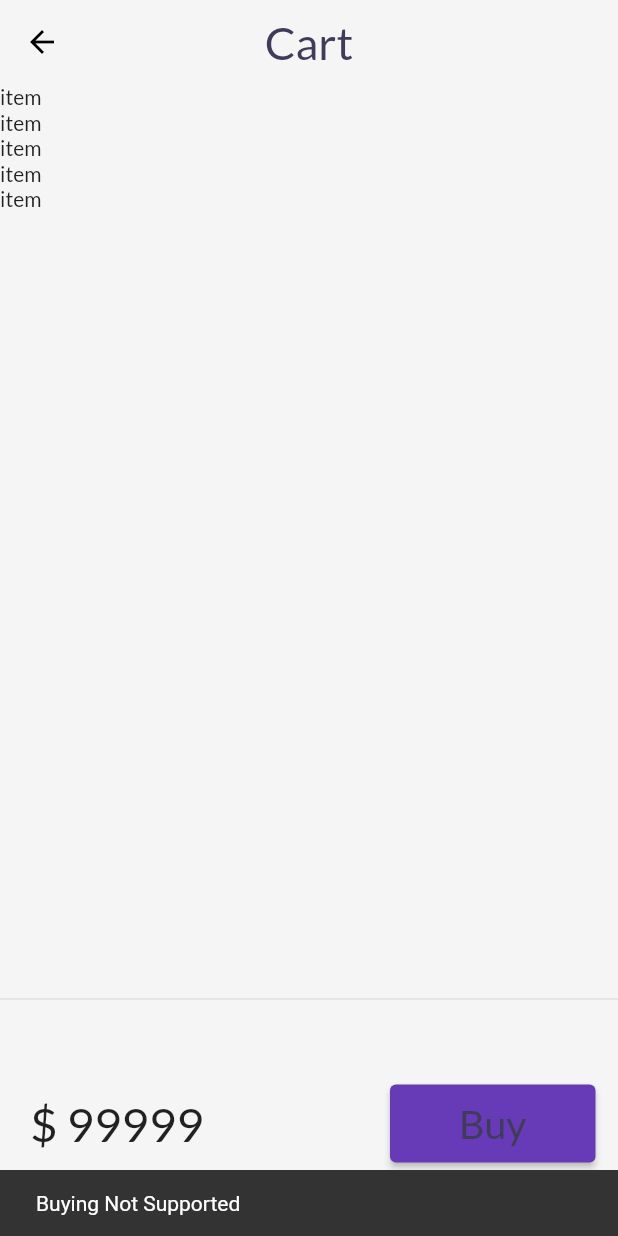
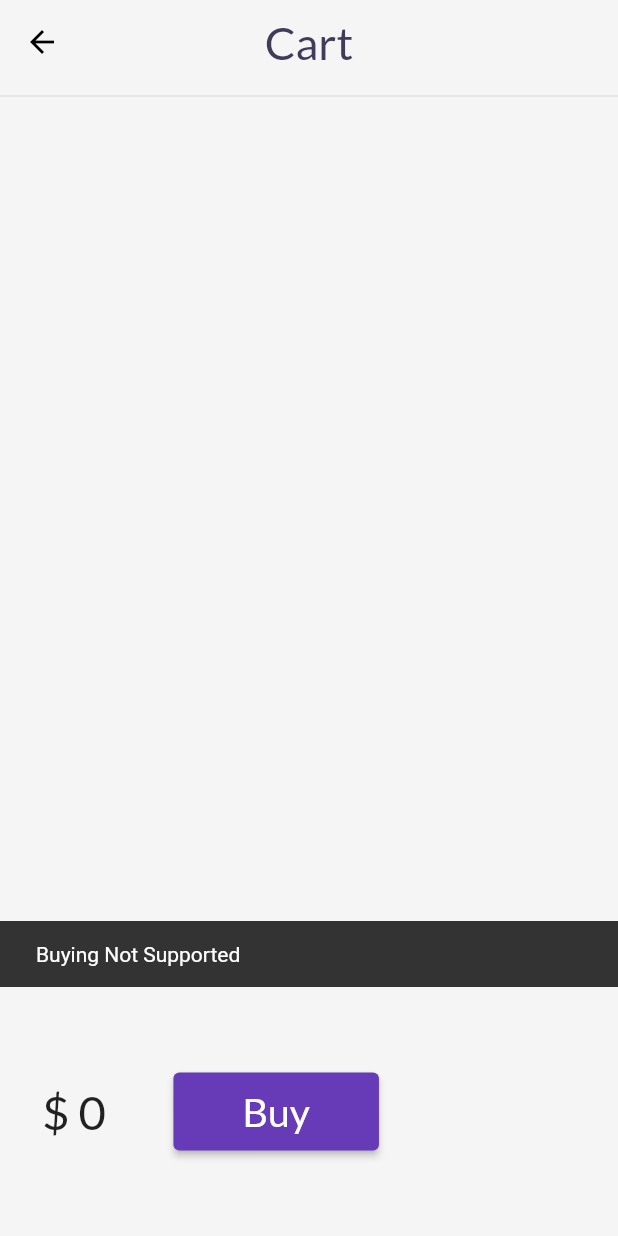
Before and after one commit to girirajsahu2803/OnlinShoppingApp, a Flutter app: the CartPage screen opened by its route, after a tap on "Buy", on a phone screen of 412 x 824 dp. Run offline on Flutter 3.47's test engine with Material 2 defaults, Android fonts, the phone set to English and light mode, and no system bars; drawn by our look-alikes of velocity_x; our stand-ins replace flutter_svg, google_fonts; network calls fail.

Commit message:
day 18 completed

```diff
--- /dev/null
+++ b/lib/core/store.dart
@@ -0,0 +1,17 @@
+import 'package:shopapp/models/cart.dart';
+import 'package:velocity_x/velocity_x.dart';
+import 'package:flutter/material.dart';
+
+import 'package:shopapp/models/catalog.dart';
+
+import 'package:shopapp/pages/cartPage.dart';
+
+class MyStore extends VxStore {
+  CartModel? cart;
+  CatalogModel? catalog;
+  MyStore() {
+    catalog = CatalogModel();
+    cart = CartModel();
+    cart?.catalog = catalog;
+  }
+}
--- a/lib/main.dart
+++ b/lib/main.dart
@@ -1,16 +1,16 @@
 import 'package:flutter/material.dart';
+import 'package:shopapp/core/store.dart';
 import 'package:shopapp/pages/DetailPageScreen.dart';
 import 'package:shopapp/pages/cartPage.dart';
 import 'package:shopapp/pages/homepage.dart';
 import 'package:shopapp/pages/secondScreen.dart';
 import 'package:shopapp/pages/loginpage.dart';
-import 'package:google_fonts/google_fonts.dart';
 import 'package:shopapp/utils/routefile.dart';
 import 'package:shopapp/widgets/themes.dart';
-import 'package:shopapp/pages/DetailPageScreen.dart';
+import 'package:velocity_x/velocity_x.dart';
 
 void main() {
-  runApp(const MyApp());
+  runApp(VxState(store: MyStore(), child: const MyApp()));
 }
 
 class MyApp extends StatelessWidget {
--- a/lib/models/cart.dart
+++ b/lib/models/cart.dart
@@ -1,15 +1,17 @@
 import 'package:flutter/material.dart';
+import 'package:shopapp/core/store.dart';
 
 import 'package:shopapp/models/catalog.dart';
+import 'package:velocity_x/velocity_x.dart';
 
 class CartModel {
   //catalog field
-  CatalogModel _catalog = CatalogModel();
+  CatalogModel? _catalog;
 
   //collection of IDS
-  final List<int> _itemIDS = [];
+  final List<Item?> _itemIDS = [];
   //get catalog
-  CatalogModel get catalog => _catalog;
+  CatalogModel? get catalog => _catalog;
 
   //set catalog
   set catalog(CatalogModel? newCatalog) {
@@ -17,22 +19,42 @@ class CartModel {
   }
 
   //get items in the cart
-  List<Item> get items => _itemIDS.map((id) => _catalog.getByID(id)!).toList();
+  List<Item?> get items => _itemIDS;
+  // _itemIDS.map((id) {
+  //   if (_catalog != null) return _catalog?.getByID(id);
+  // }).toList();
 
   //get total price
-  int getTotalPrice() {
+  int totalPrice() {
     int sum = 0;
+    print(items.length);
     for (var k in items) {
-      sum += k!.price!.toInt();
+      print(k?.price);
+    }
+    for (var k in items) {
+      sum += k?.price ?? 0;
     }
     return sum;
   }
+  // =>
+  //       items.fold(0, (total, current) => total + current?.price ??0 );
 
   void add(Item? item) {
-    _itemIDS.add(item!.id!.toInt());
+    print("${item?.id} added");
+    _itemIDS.add(item);
   }
 
   void remove(Item? item) {
-    _itemIDS.remove(item!.id!.toInt());
+    _itemIDS.remove(item);
+    print("${item?.id} removed");
   }
 }
+
+class AddMutation extends VxMutation<MyStore> {
+  final Item? item;
+  AddMutation({this.item});
+  @override
+  perform() {
+    store?.cart?._itemIDS.add(item);
+  }
+}
--- a/lib/pages/cartPage.dart
+++ b/lib/pages/cartPage.dart
@@ -1,6 +1,7 @@
 import 'package:flutter/material.dart';
-import 'package:shopapp/widgets/themes.dart';
+import 'package:shopapp/models/cart.dart';
 import 'package:velocity_x/velocity_x.dart';
+import 'package:shopapp/core/store.dart';
 
 class CartPage extends StatelessWidget {
   const CartPage({Key? key}) : super(key: key);
@@ -8,66 +9,78 @@ class CartPage extends StatelessWidget {
   @override
   Widget build(BuildContext context) {
     return Scaffold(
+      bottomNavigationBar: ButtonBar(
+        alignment: MainAxisAlignment.spaceBetween,
+        children: [
+          CartTotal(),
+        ],
+      ),
       backgroundColor: context.canvasColor,
       appBar: AppBar(
         title: "Cart".text.color(context.accentColor).xl2.make(),
         backgroundColor: Colors.transparent,
       ),
       body: Column(
+        mainAxisAlignment: MainAxisAlignment.spaceBetween,
         children: [
           CardList(),
           Divider(),
-          CartTotal(),
         ],
-      ),
+      ).scrollVertical(),
     );
   }
 }
 
-class CartTotal extends StatelessWidget {
-  const CartTotal({Key? key}) : super(key: key);
-
+class CardList extends StatelessWidget {
   @override
   Widget build(BuildContext context) {
+    final CartModel? _cart = (VxState.store as MyStore).cart;
+    return ListView.builder(
+        shrinkWrap: true,
+        itemCount: _cart?.items.length,
+        scrollDirection: Axis.vertical,
+        itemBuilder: (context, index) {
+          return ListTile(
+            leading: Icon(Icons.done),
+            title:
+                //cart.items[index]?.name?
+                _cart?.items[index]?.name?.text
+                        .color(context.accentColor)
+                        .make() ??
+                    "product".text.make(),
+            trailing: IconButton(
+              icon: Icon(Icons.remove_circle_outline),
+              onPressed: () {
+                _cart?.remove(_cart.items[index]);
+              },
+            ),
+          );
+        });
+  }
+}
+
+class CartTotal extends StatelessWidget {
+  @override
+  Widget build(BuildContext context) {
+    final CartModel? _cart = (VxState.store as MyStore).cart;
     return SizedBox(
       height: 150,
       child: Row(
         mainAxisAlignment: MainAxisAlignment.spaceBetween,
+        //crossAxisAlignment: CrossAxisAlignment.stretch,
         children: [
-          "\$ 99999".text.xl4.make().px(10),
+          //${cart?.getTotalPrice()}
+          "\$ ${_cart?.totalPrice()}".text.xl4.make().px(10),
           30.widthBox,
           ElevatedButton(
                   onPressed: () {
                     ScaffoldMessenger.of(context).showSnackBar(
                         SnackBar(content: "Buying Not Supported".text.make()));
                   },
-                  child: "Buy"
-                      .text
-                      .xl3
-                      .color(context.accentColor)
-                      .make()
-                      .px(30)
-                      .py(10))
+                  child: "Buy".text.xl3.white.make().px(30).py(10))
               .p(5),
         ],
       ),
     ).px(10);
   }
 }
-
-class CardList extends StatelessWidget {
-  const CardList({Key? key}) : super(key: key);
-
-  @override
-  Widget build(BuildContext context) {
-    return Expanded(
-      child: ListView.builder(
-          shrinkWrap: true,
-          itemCount: 5,
-          scrollDirection: Axis.vertical,
-          itemBuilder: (context, index) {
-            return "item".text.make();
-          }),
-    );
-  }
-}
--- a/lib/pages/homepage.dart
+++ b/lib/pages/homepage.dart
@@ -2,7 +2,6 @@ import 'package:flutter/material.dart';
 import 'package:flutter/services.dart';
 import 'package:shopapp/models/catalog.dart';
 import 'package:shopapp/utils/routefile.dart';
-import 'package:shopapp/widgets/themes.dart';
 import 'package:velocity_x/velocity_x.dart';
 import 'dart:convert';
 import 'homeWidgets.dart';
```
Also changed, not shown: files/catalog.json (+8 -8 lines), lib/pages/DetailPageScreen.dart (+11 -6 lines), lib/pages/homeWidgets.dart (+23 -12 lines).
